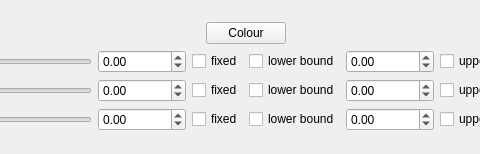
Above: pensant/ui/lorentzianModelFitParameters.ui from syncope/pensant before the change; both pictures show x 378 to 858 and y 0 to 154 of the 1016 by 154 pixel window. Below: the same form after it.
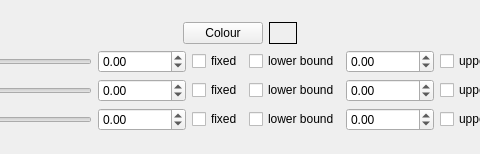
That is the form after the change.

Commit message: + implemented new ui element to display colour; plus code changes ++ in addition: update annual copyright info

The edit to the form file:
```diff
--- a/pensant/ui/lorentzianModelFitParameters.ui
+++ b/pensant/ui/lorentzianModelFitParameters.ui
@@ -61,6 +61,16 @@
          </property>
         </widget>
        </item>
+       <item>
+        <widget class="QLabel" name="colourDisplay">
+         <property name="frameShape">
+          <enum>QFrame::Box</enum>
+         </property>
+         <property name="text">
+          <string>      </string>
+         </property>
+        </widget>
+       </item>
        <item>
         <spacer name="horizontalSpacer">
          <property name="orientation">
```
The commit also changes 13 other files.
